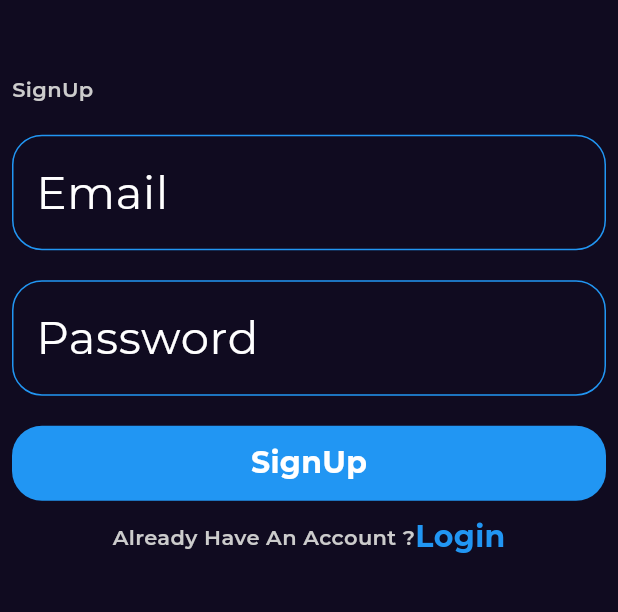
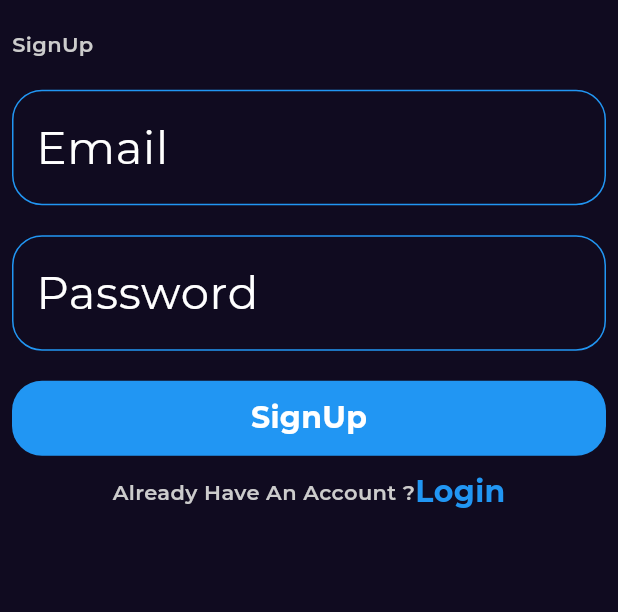
Before and after one commit to ahmedragab112/BookShop, a Flutter app: the screen it shows after launch, after a tap on "Login", after a tap on "Creat One", on a phone screen of 412 x 824 dp, the part 522-1134 px from its top. Run offline on Flutter 3.47's test engine with Material 3 defaults, Android fonts, the phone set to English and light mode, and no system bars; our stand-ins replace bloc, cached_network_image, dartz, dio, equatable, firebase_auth and 10 more; accounts and stored records are empty; generated files the repository leaves out were written again.

```diff
--- a/lib/features/auth/presentation/pages/login_screen.dart
+++ b/lib/features/auth/presentation/pages/login_screen.dart
@@ -41,7 +41,7 @@ class Login extends StatelessWidget {
                   child: Column(
                     crossAxisAlignment: CrossAxisAlignment.stretch,
                     children: [
-                      const Gap(20),
+                      const Gap(100),
                       Center(
                         child: Image.asset(
                           'assets/images/Logo.png',
@@ -87,7 +87,7 @@ class Login extends StatelessWidget {
                           bloc.add(ValidateLogin());
                         },
                       ),
-                      const Gap(20),
+                      const Gap(10),
                       Row(
                         mainAxisAlignment: MainAxisAlignment.center,
                         children: [
--- a/lib/features/auth/presentation/pages/signup_screen.dart
+++ b/lib/features/auth/presentation/pages/signup_screen.dart
@@ -61,7 +61,7 @@ class Register extends StatelessWidget {
                         style: Theme.of(context).textTheme.bodyLarge,
                         textAlign: TextAlign.center,
                       ),
-                      const Gap(50),
+                      const Gap(20),
                        Text(
                      AppLocalizations.of(context)!.signUp,
 
```
